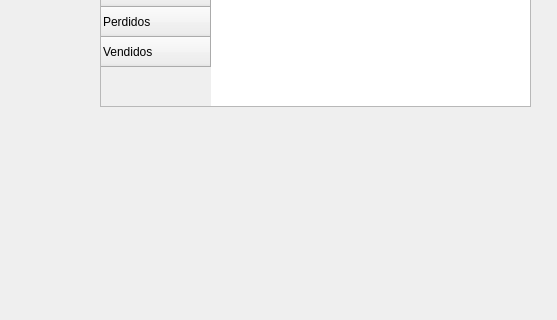
The window that gamewindow.ui (Josue-Echeverria/ProyectoED2) describes before a commit, drawn with Qt 5; both pictures show x 960 to 1517 and y 184 to 504 of the 1517 by 707 pixel window.
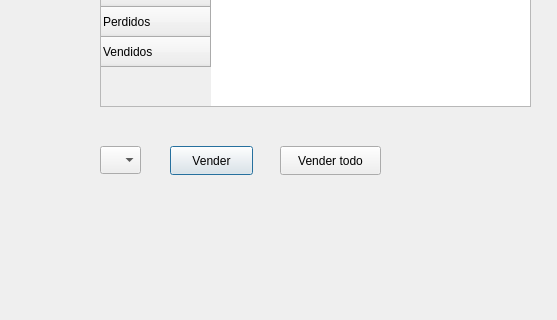
The same window after the commit.

```diff
--- a/gamewindow.ui
+++ b/gamewindow.ui
@@ -132,6 +132,78 @@
     <string/>
    </property>
   </widget>
+  <widget class="QLabel" name="label_mercado">
+   <property name="geometry">
+    <rect>
+     <x>1060</x>
+     <y>30</y>
+     <width>251</width>
+     <height>31</height>
+    </rect>
+   </property>
+   <property name="font">
+    <font>
+     <pointsize>11</pointsize>
+    </font>
+   </property>
+   <property name="text">
+    <string/>
+   </property>
+  </widget>
+  <widget class="QLabel" name="label_plata">
+   <property name="geometry">
+    <rect>
+     <x>1310</x>
+     <y>30</y>
+     <width>171</width>
+     <height>31</height>
+    </rect>
+   </property>
+   <property name="font">
+    <font>
+     <pointsize>11</pointsize>
+    </font>
+   </property>
+   <property name="text">
+    <string/>
+   </property>
+  </widget>
+  <widget class="QPushButton" name="pushButton">
+   <property name="geometry">
+    <rect>
+     <x>1130</x>
+     <y>330</y>
+     <width>83</width>
+     <height>29</height>
+    </rect>
+   </property>
+   <property name="text">
+    <string>Vender</string>
+   </property>
+  </widget>
+  <widget class="QPushButton" name="pushButton_2">
+   <property name="geometry">
+    <rect>
+     <x>1240</x>
+     <y>330</y>
+     <width>101</width>
+     <height>29</height>
+    </rect>
+   </property>
+   <property name="text">
+    <string>Vender todo</string>
+   </property>
+  </widget>
+  <widget class="QComboBox" name="comboBox">
+   <property name="geometry">
+    <rect>
+     <x>1060</x>
+     <y>330</y>
+     <width>41</width>
+     <height>28</height>
+    </rect>
+   </property>
+  </widget>
  </widget>
  <resources/>
  <connections/>
```
